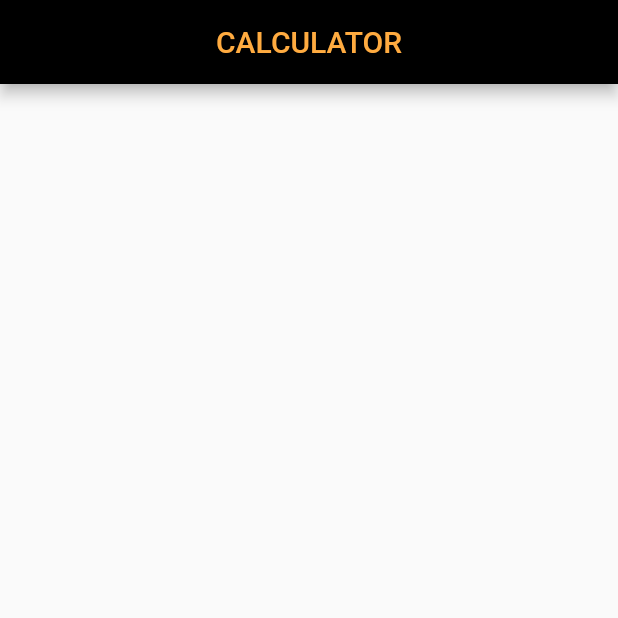
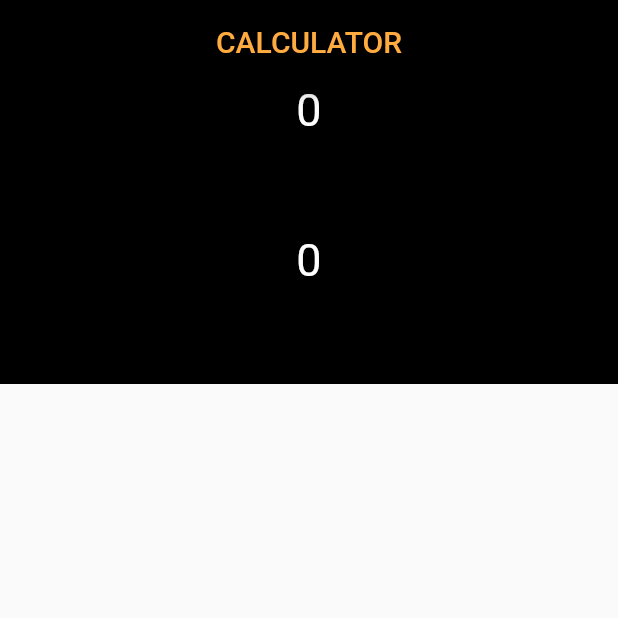
Before and after one commit to Navy1409/Calculator, a Flutter app: the screen it shows after launch, on a phone screen of 412 x 824 dp, the top half of it. Run offline on Flutter 3.47's test engine with Material 2 defaults, Android fonts, the phone set to English and light mode, and no system bars.

Commit message:
second commit

```diff
--- a/lib/main.dart
+++ b/lib/main.dart
@@ -24,13 +24,17 @@ class _MyAppState extends State<MyApp> {
         ),
         body: SingleChildScrollView(
           child: Container(
-            decoration: BoxDecoration(
-              color: Colors.black
-            ),
+              color: Colors.black,
             child: Column(
               children: [
-                Container(),
-                Container(),
+                Container(
+                  height: 100,
+                  child: Text("0",style: TextStyle(color: Colors.white, fontSize: 30),),
+                ),
+                Container(
+                  height: 100,
+                  child: Text("0",style: TextStyle(color: Colors.white, fontSize: 30),),
+                ),
                 Column(
                   children: [
                     Row(),
```
